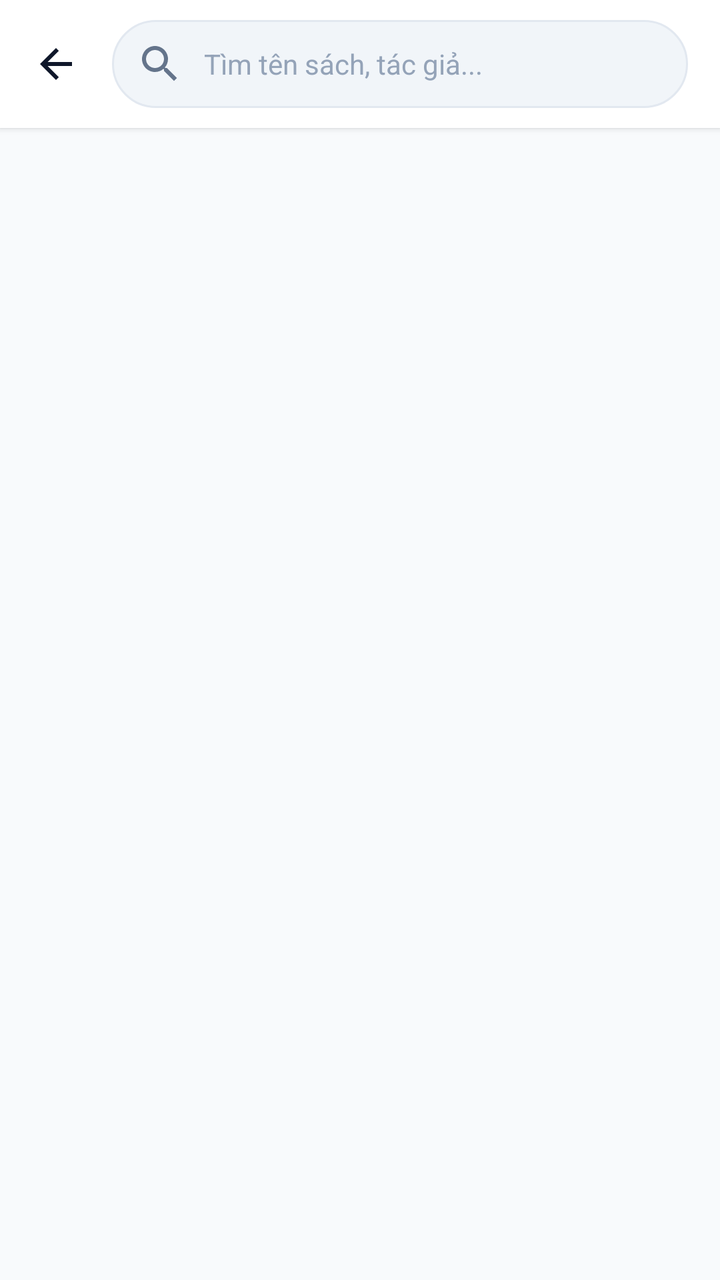
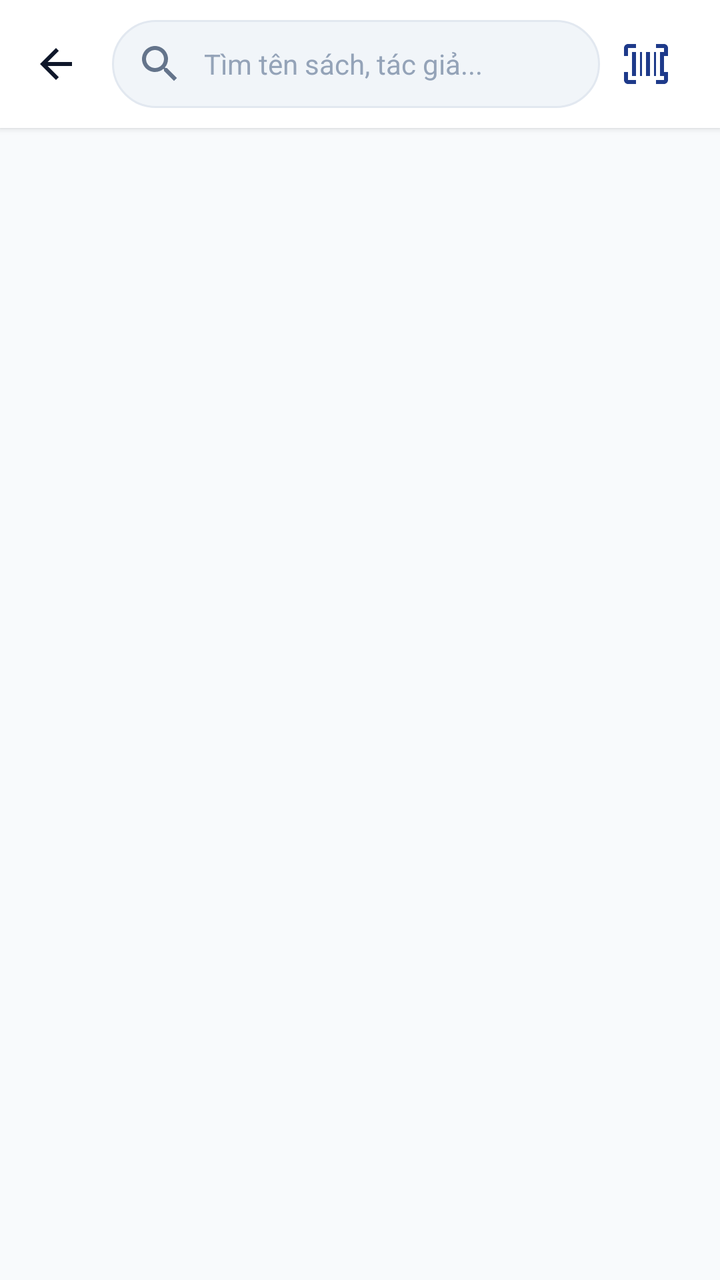

Two renders of the same Android screen: before a commit and after it. Below are the layout's source before the change and the commit's diff.
<!-- AndroidManifest.xml: application theme Theme.Book_selling_app -->
<!-- res/layout/activity_search.xml -->
<?xml version="1.0" encoding="utf-8"?>
<LinearLayout xmlns:android="http://schemas.android.com/apk/res/android"
    xmlns:app="http://schemas.android.com/apk/res-auto"
    xmlns:tools="http://schemas.android.com/tools"
    android:layout_width="match_parent"
    android:layout_height="match_parent"
    android:background="@color/background"
    android:orientation="vertical"
    tools:context=".SearchActivity"
    tools:ignore="HardcodedText,ContentDescription,Autofill">

    
    <LinearLayout
        android:layout_width="match_parent"
        android:layout_height="64dp"
        android:background="@color/surface"
        android:elevation="2dp"
        android:gravity="center_vertical"
        android:orientation="horizontal"
        android:paddingStart="8dp"
        android:paddingEnd="16dp">

        <ImageButton
            android:id="@+id/btnBack"
            android:layout_width="40dp"
            android:layout_height="40dp"
            android:background="?attr/selectableItemBackgroundBorderless"
            android:contentDescription="@null"
            android:src="@drawable/ic_arrow_back"
            app:tint="@color/text_primary" />

        <EditText
            android:id="@+id/edtSearchQuery"
            android:layout_width="0dp"
            android:layout_height="44dp"
            android:layout_marginStart="8dp"
            android:layout_weight="1"
            android:background="@drawable/bg_search_bar"
            android:drawableStart="@drawable/ic_search"
            android:drawablePadding="10dp"
            android:hint="Tìm tên sách, tác giả..."
            android:imeOptions="actionSearch"
            android:importantForAutofill="no"
            android:inputType="text"
            android:paddingStart="12dp"
            android:paddingEnd="12dp"
            android:textColor="@color/text_primary"
            android:textColorHint="@color/text_muted"
            android:textSize="@dimen/text_md" />

        <ImageButton
            android:id="@+id/btnClearSearch"
            android:layout_width="32dp"
            android:layout_height="32dp"
            android:layout_marginStart="8dp"
            android:background="?attr/selectableItemBackgroundBorderless"
            android:contentDescription="@null"
            android:src="@android:drawable/ic_menu_close_clear_cancel"
            android:visibility="gone"
            app:tint="@color/text_secondary" />
    </LinearLayout>

    
    <LinearLayout
        android:id="@+id/layoutSearchEmpty"
        android:layout_width="match_parent"
        android:layout_height="match_parent"
        android:gravity="center"
        android:orientation="vertical"
        android:padding="32dp"
        android:visibility="gone">

        <ImageView
            android:layout_width="72dp"
            android:layout_height="72dp"
            android:contentDescription="@null"
            android:src="@drawable/ic_search"
            app:tint="@color/text_muted" />

        <TextView
            android:layout_width="wrap_content"
            android:layout_height="wrap_content"
            android:layout_marginTop="16dp"
            android:text="Không tìm thấy sách phù hợp"
            android:textColor="@color/text_primary"
            android:textSize="@dimen/text_lg"
            android:textStyle="bold" />

        <TextView
            android:layout_width="wrap_content"
            android:layout_height="wrap_content"
            android:layout_marginTop="6dp"
            android:text="Vui lòng thử lại với từ khóa khác hoặc kiểm tra lại chính tả."
            android:textAlignment="center"
            android:textColor="@color/text_secondary"
            android:textSize="@dimen/text_md" />
    </LinearLayout>

    
    <androidx.recyclerview.widget.RecyclerView
        android:id="@+id/rvSearchResults"
        android:layout_width="match_parent"
        android:layout_height="match_parent"
        android:clipToPadding="false"
        android:padding="10dp" />

</LinearLayout>
<!-- resources referenced by this layout -->
<resources>
  <color name="background">#F8FAFC</color>
  <color name="surface">#FFFFFF</color>
  <color name="text_muted">#94A3B8</color>
  <color name="text_primary">#0F172A</color>
  <color name="text_secondary">#64748B</color>
  <dimen name="text_lg">16sp</dimen>
  <dimen name="text_md">14sp</dimen>
  <!-- drawable bg_search_bar (drawable) -->
  <?xml version="1.0" encoding="utf-8"?>
  <shape xmlns:android="http://schemas.android.com/apk/res/android"
      android:shape="rectangle">
      <solid android:color="@color/surface_variant" />
      <stroke android:width="1dp" android:color="@color/border_subtle" />
      <corners android:radius="@dimen/radius_pill" />
  </shape>
  <!-- drawable ic_arrow_back (drawable) -->
  <vector xmlns:android="http://schemas.android.com/apk/res/android"
      android:width="24dp"
      android:height="24dp"
      android:viewportWidth="24"
      android:viewportHeight="24">
    <path
        android:fillColor="@color/text_primary"
        android:pathData="M20,11H7.83l5.59,-5.59L12,4l-8,8 8,8 1.41,-1.41L7.83,13H20v-2z"/>
  </vector>
  <!-- drawable ic_search (drawable) -->
  <vector xmlns:android="http://schemas.android.com/apk/res/android"
      android:width="24dp"
      android:height="24dp"
      android:viewportWidth="24"
      android:viewportHeight="24">
    <path
        android:fillColor="@color/text_secondary"
        android:pathData="M15.5,14h-0.79l-0.28,-0.27C15.41,12.59 16,11.11 16,9.5 16,5.91 13.09,3 9.5,3S3,5.91 3,9.5 5.91,16 9.5,16c1.61,0 3.09,-0.59 4.23,-1.57l0.27,0.28v0.79l5,4.99L20.49,19l-4.99,-5zm-6,0C7.01,14 5,11.99 5,9.5S7.01,5 9.5,5 14,7.01 14,9.5 11.99,14 9.5,14z"/>
  </vector>
  <style name="Theme.Book_selling_app" parent="Base.Theme.Book_selling_app" />
  <color name="surface_variant">#F1F5F9</color>
  <color name="border_subtle">#E2E8F0</color>
  <dimen name="radius_pill">999dp</dimen>
  <style name="Base.Theme.Book_selling_app" parent="Theme.Material3.DayNight.NoActionBar">
          
          <item name="colorPrimary">@color/primary</item>
          <item name="colorPrimaryDark">@color/primary_dark</item>
          <item name="colorOnPrimary">@color/on_primary</item>
          <item name="colorSecondary">@color/secondary</item>
          <item name="colorOnSecondary">@color/on_secondary</item>
  
          
          <item name="android:windowBackground">@color/background</item>
          <item name="colorSurface">@color/surface</item>
          <item name="colorOnSurface">@color/text_primary</item>
  
          
          <item name="android:statusBarColor">@color/surface</item>
          <item name="android:windowLightStatusBar">true</item>
      </style>
  <color name="primary">#1E3A8A</color>
  <color name="primary_dark">#00236F</color>
  <color name="on_primary">#FFFFFF</color>
  <color name="secondary">#D97706</color>
  <color name="on_secondary">#FFFFFF</color>
</resources>

<!-- the commit's change to res/layout/activity_search.xml (unified diff, before → after) -->
@@ -58,6 +58,16 @@
             android:src="@android:drawable/ic_menu_close_clear_cancel"
             android:visibility="gone"
             app:tint="@color/text_secondary" />
+
+        <ImageButton
+            android:id="@+id/btnBarcodeScan"
+            android:layout_width="40dp"
+            android:layout_height="40dp"
+            android:layout_marginStart="4dp"
+            android:background="?attr/selectableItemBackgroundBorderless"
+            android:contentDescription="Quét mã vạch"
+            android:src="@drawable/ic_barcode_scanner"
+            app:tint="@color/primary" />
     </LinearLayout>
 
     
<!-- resource entries referenced after the edit -->
@@ -24,6 +24,16 @@
     <path
         android:fillColor="@color/text_primary"
         android:pathData="M20,11H7.83l5.59,-5.59L12,4l-8,8 8,8 1.41,-1.41L7.83,13H20v-2z"/>
+  </vector>
+  <!-- drawable ic_barcode_scanner (drawable) -->
+  <vector xmlns:android="http://schemas.android.com/apk/res/android"
+      android:width="24dp"
+      android:height="24dp"
+      android:viewportWidth="24"
+      android:viewportHeight="24">
+    <path
+        android:fillColor="@color/primary"
+        android:pathData="M2,4h4V2H2C0.9,2 0,2.9 0,4v4h2V4zM2,20v-4H0v4c0,1.1 0.9,2 2,2h4v-2H2zM20,2h-4v2h4v4h2V4C22,2.9 21.1,2 20,2zM22,16v4c0,1.1 -0.9,2 -2,2h-4v-2h4v-4H22zM4,6h2v12H4V6zM8,6h1v12H8V6zM11,6h2v12h-2V6zM15,6h1v12h-1V6zM18,6h2v12h-2V6z"/>
   </vector>
   <!-- drawable ic_search (drawable) -->
   <vector xmlns:android="http://schemas.android.com/apk/res/android"
